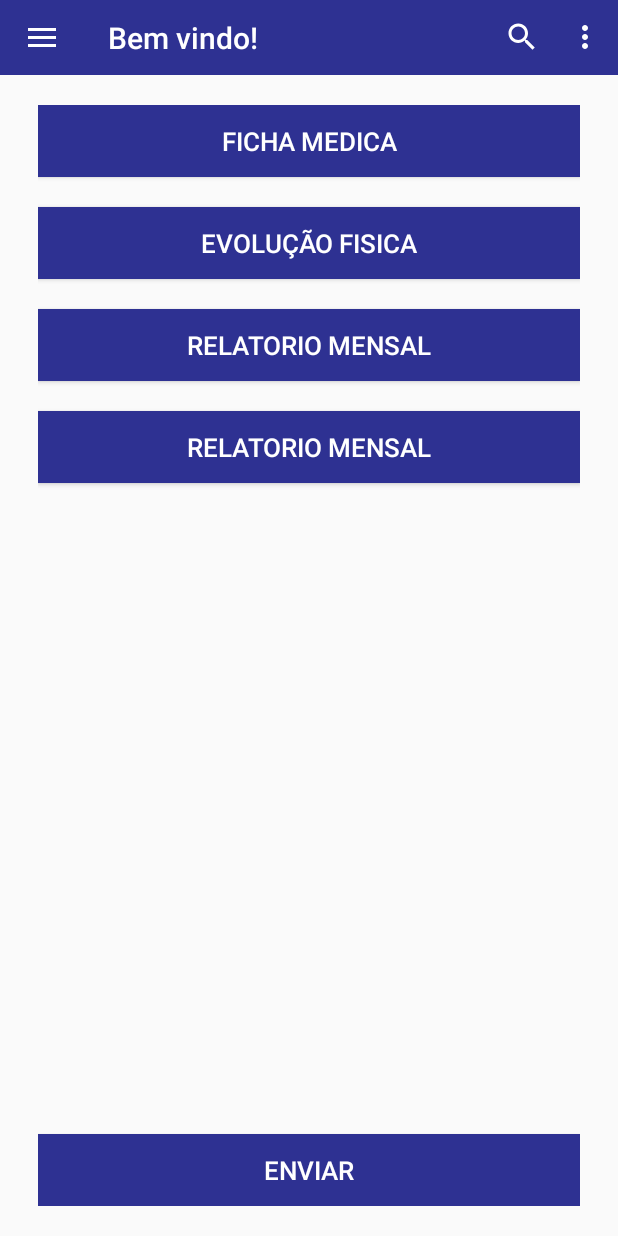
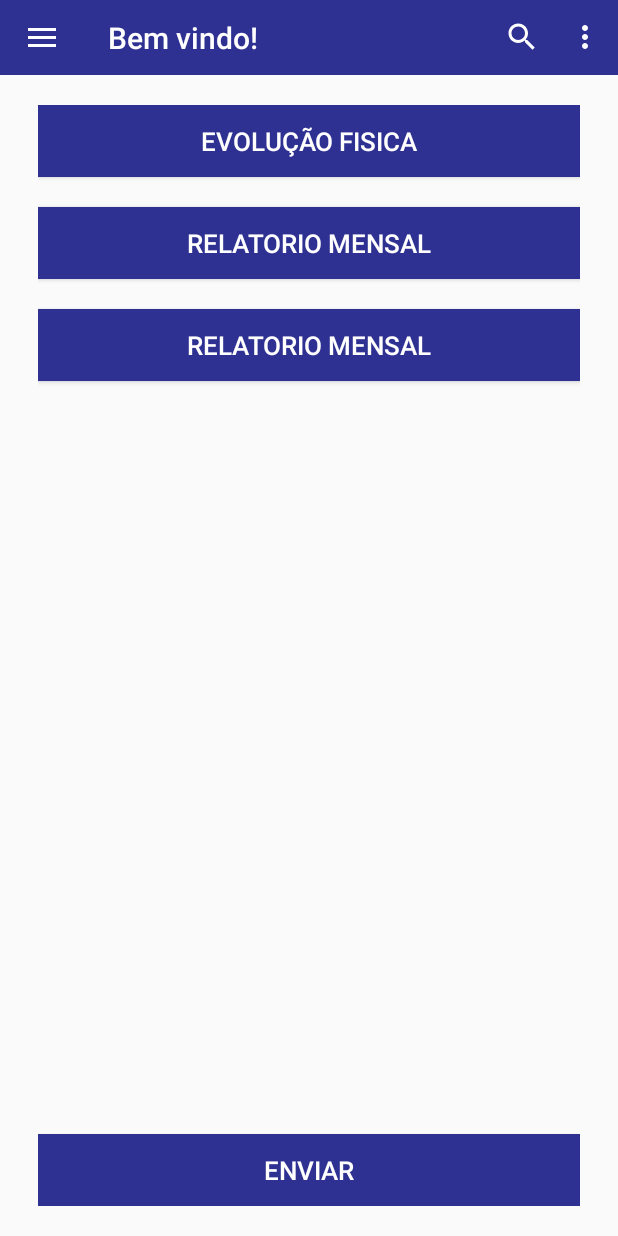
Before and after one commit to lrs96/app-gym-manager, an Android app: the MainActivity screen opened directly, with no data from a screen before it, on a phone screen of 412 x 824 dp. Run offline under Robolectric (Android 15) with nearby library versions, the phone set to English and light mode, and no system bars.

Commit message:
Configuração dos links do menu Lateral

```diff
--- a/app/src/main/res/layout/activity_main.xml
+++ b/app/src/main/res/layout/activity_main.xml
@@ -19,24 +19,12 @@
         android:orientation="vertical"
         android:paddingTop="70dp"
         android:paddingHorizontal="25dp">
-        <Button
-            android:id="@+id/btn1"
-            style="@style/Txt_Teste"
-            android:layout_width="match_parent"
-            android:layout_height="wrap_content"
-            android:layout_marginBottom="20dp"
-            android:background="@color/colorPrimary"
-            android:onClick="clickBtnaFichaMedica"
-            android:text="@string/bnt1"
-            android:textColor="@color/white"
-            android:textSize="@dimen/txt_btn" />
 
         <Button
             android:id="@+id/btn2"
             style="@style/Txt_Teste"
             android:layout_width="match_parent"
             android:layout_height="wrap_content"
-            android:layout_below="@id/btn1"
             android:layout_marginBottom="20dp"
             android:background="@color/colorPrimary"
             android:gravity="center"
@@ -67,11 +55,6 @@
             android:textColor="@color/white"
             android:textSize="@dimen/txt_btn" />
 
-        <FrameLayout
-            android:layout_width="wrap_content"
-            android:layout_height="wrap_content">
-
-        </FrameLayout>
         <FrameLayout
             android:layout_width="match_parent"
             android:layout_height="match_parent"
--- a/app/src/main/res/menu/menu_lateral.xml
+++ b/app/src/main/res/menu/menu_lateral.xml
@@ -1,21 +1,21 @@
 <?xml version="1.0" encoding="utf-8"?>
 <menu xmlns:android="http://schemas.android.com/apk/res/android">
     <group android:checkableBehavior="single">
-        <item android:id="@+id/nav_diciplinas"
+        <item android:id="@+id/nav_dashboard"
             android:icon="@drawable/ic_disciplina_black"
-            android:title="Disciplinas"
+            android:title="Dashboard"
             android:checked="true"/>
-        <item android:id="@+id/nav_forum"
-            android:title="Fórum"
+        <item android:id="@+id/nav_listar_alunos"
+            android:title="Listar Alunos"
             android:icon="@drawable/ic_forum_black" />
-        <item android:id="@+id/nav_mensagens"
-            android:title="Mensagens"
+        <item android:id="@+id/nav_adicionar_aluno"
+            android:title="Adicionar aluno"
             android:icon="@drawable/ic_chat_black" />
-        <item android:id="@+id/nav_localizacao"
-            android:title="Localização"
+        <item android:id="@+id/nav_adicionar_avaliacao"
+            android:title="Adicionar Avaliação"
             android:icon="@drawable/ic_local_black" />
-        <item android:id="@+id/nav_config"
-            android:icon="@drawable/ic_configuracoes_black"
-            android:title="Configurações" />
+        <item android:id="@+id/nav_sair"
+            android:title="Sair"
+            android:icon="@drawable/ic_local_black" />
     </group>
 </menu>
```
Also changed, not shown: app/src/main/java/br/com/app_my_manage_mobile/MainActivity.kt (+22 -10 lines).
